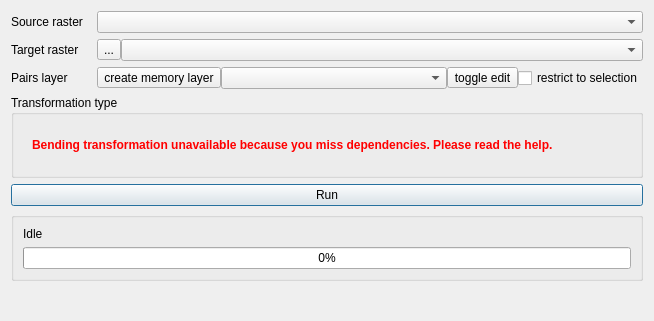
olivierdalang/RasterBender, file ui_main.ui: the form before one commit.
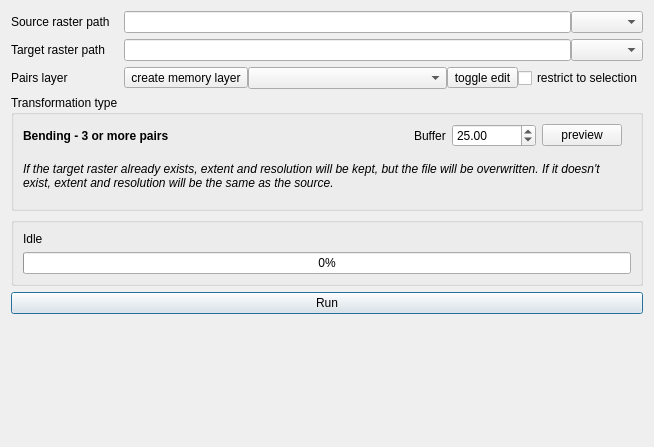
The form after the commit. The open tabs and pages were chosen to show the change. Icons and pictures are not drawn.

Commit message: got rid of dependency & updated UI (using paths)

What changed in the file:
```diff
--- a/ui_main.ui
+++ b/ui_main.ui
@@ -7,7 +7,7 @@
     <x>0</x>
     <y>0</y>
     <width>654</width>
-    <height>321</height>
+    <height>447</height>
    </rect>
   </property>
   <property name="sizePolicy">
@@ -35,7 +35,7 @@
       </sizepolicy>
      </property>
      <property name="text">
-      <string>Source raster</string>
+      <string>Source raster path</string>
      </property>
      <property name="alignment">
       <set>Qt::AlignLeading|Qt::AlignLeft|Qt::AlignVCenter</set>
@@ -44,13 +44,17 @@
    </item>
    <item row="0" column="1">
     <layout class="QHBoxLayout" name="horizontalLayout_3">
+     <item>
+      <widget class="QLineEdit" name="sourceRasterPathLineEdit">
+       <property name="placeholderText">
+        <string/>
+       </property>
+      </widget>
+     </item>
      <item>
       <widget class="QComboBox" name="sourceRasterComboBox">
-       <property name="sizePolicy">
-        <sizepolicy hsizetype="Preferred" vsizetype="Fixed">
-         <horstretch>1</horstretch>
-         <verstretch>0</verstretch>
-        </sizepolicy>
+       <property name="toolTip">
+        <string>Choose the path from a raster in the project</string>
        </property>
       </widget>
      </item>
@@ -59,29 +63,29 @@
    <item row="1" column="0">
     <widget class="QLabel" name="label_10">
      <property name="text">
-      <string>Target raster</string>
+      <string>Target raster path</string>
      </property>
     </widget>
    </item>
    <item row="1" column="1">
     <layout class="QHBoxLayout" name="horizontalLayout_8">
      <item>
-      <widget class="QToolButton" name="createTargetRasterButton">
-       <property name="text">
-        <string>...</string>
-       </property>
-       <property name="icon">
-        <iconset>
-         <normaloff>resources/raster-create.png</normaloff>resources/raster-create.png</iconset>
+      <widget class="QLineEdit" name="targetRasterPathLineEdit">
+       <property name="placeholderText">
+        <string/>
        </property>
       </widget>
      </item>
      <item>
-      <widget class="QComboBox" name="targetRasterComboBox"/>
+      <widget class="QComboBox" name="targetRasterComboBox">
+       <property name="toolTip">
+        <string>Choose the path from a raster in the project</string>
+       </property>
+      </widget>
      </item>
     </layout>
    </item>
-   <item row="2" column="0">
+   <item row="3" column="0">
     <widget class="QLabel" name="label">
      <property name="sizePolicy">
       <sizepolicy hsizetype="Expanding" vsizetype="Preferred">
@@ -97,7 +101,7 @@
      </property>
     </widget>
    </item>
-   <item row="2" column="1">
+   <item row="3" column="1">
     <layout class="QHBoxLayout" name="horizontalLayout_2">
      <item>
       <widget class="QToolButton" name="createMemoryLayerButton">
@@ -143,8 +147,20 @@
      </item>
     </layout>
    </item>
-   <item row="3" column="0" colspan="2">
+   <item row="4" column="0" colspan="2">
     <widget class="QGroupBox" name="groupBox_2">
+     <property name="sizePolicy">
+      <sizepolicy hsizetype="Preferred" vsizetype="MinimumExpanding">
+       <horstretch>0</horstretch>
+       <verstretch>0</verstretch>
+      </sizepolicy>
+     </property>
+     <property name="minimumSize">
+      <size>
+       <width>0</width>
+       <height>100</height>
+      </size>
+     </property>
      <property name="title">
       <string>Transformation type</string>
      </property>
@@ -152,7 +168,7 @@
       <item>
        <widget class="QStackedWidget" name="stackedWidget">
         <property name="currentIndex">
-         <number>1</number>
+         <number>3</number>
         </property>
         <widget class="QWidget" name="page_0">
          <layout class="QHBoxLayout" name="horizontalLayout_7">
@@ -194,7 +210,10 @@
              </font>
             </property>
             <property name="text">
-             <string>Translation (creates a world file on the source raster) - exactly 1 pair</string>
+             <string>Translation (creates a world file) - exactly 1 pair.</string>
+            </property>
+            <property name="wordWrap">
+             <bool>true</bool>
             </property>
            </widget>
           </item>
@@ -214,7 +233,7 @@
              </font>
             </property>
             <property name="text">
-             <string>Linear (creates a world file on the source raster) - exactly 2 pairs</string>
+             <string>Linear (creates a world file) - exactly 2 pairs</string>
             </property>
            </widget>
           </item>
@@ -232,6 +251,10 @@
            <number>0</number>
           </property>
           <item>
+           <layout class="QVBoxLayout" name="verticalLayout_2">
+            <item>
+             <layout class="QHBoxLayout" name="horizontalLayout">
+              <item>
            <widget class="QLabel" name="label_9">
             <property name="font">
              <font>
@@ -306,43 +329,30 @@
            </widget>
           </item>
          </layout>
-        </widget>
-        <widget class="QWidget" name="page">
-         <layout class="QHBoxLayout" name="horizontalLayout_10">
+            </item>
           <item>
            <widget class="QLabel" name="label_4">
-            <property name="font">
-             <font>
-              <weight>75</weight>
-              <bold>true</bold>
-             </font>
-            </property>
             <property name="styleSheet">
-             <string notr="true">color:#F00</string>
+               <string notr="true">font-style: italic;</string>
             </property>
             <property name="text">
-             <string>Bending transformation unavailable because you miss dependencies. Please read the help.</string>
-            </property>
-           </widget>
-          </item>
-         </layout>
-        </widget>
-       </widget>
-      </item>
-     </layout>
-    </widget>
-   </item>
-   <item row="4" column="0" colspan="2">
-    <widget class="QPushButton" name="runButton">
-     <property name="text">
-      <string>Run</string>
-     </property>
-     <property name="default">
+               <string>If the target raster already exists, extent and resolution will be kept, but the file will be overwritten. If it doesn't exist, extent and resolution will be the same as the source.</string>
+              </property>
+              <property name="wordWrap">
       <bool>true</bool>
      </property>
     </widget>
    </item>
-   <item row="5" column="0" colspan="2">
+           </layout>
+          </item>
+         </layout>
+        </widget>
+       </widget>
+      </item>
+     </layout>
+    </widget>
+   </item>
+   <item row="6" column="0" colspan="2">
     <widget class="QGroupBox" name="groupBox">
      <property name="title">
       <string/>
@@ -368,7 +378,7 @@
      </layout>
     </widget>
    </item>
-   <item row="6" column="0">
+   <item row="8" column="0">
     <spacer name="verticalSpacer">
      <property name="orientation">
       <enum>Qt::Vertical</enum>
@@ -381,6 +391,16 @@
      </property>
     </spacer>
    </item>
+   <item row="7" column="0" colspan="2">
+    <widget class="QPushButton" name="runButton">
+     <property name="text">
+      <string>Run</string>
+     </property>
+     <property name="default">
+      <bool>true</bool>
+     </property>
+    </widget>
+   </item>
   </layout>
  </widget>
  <resources/>
```
Lines whose indentation alone changed are shown as unchanged. The commit also changes 7 other files.
